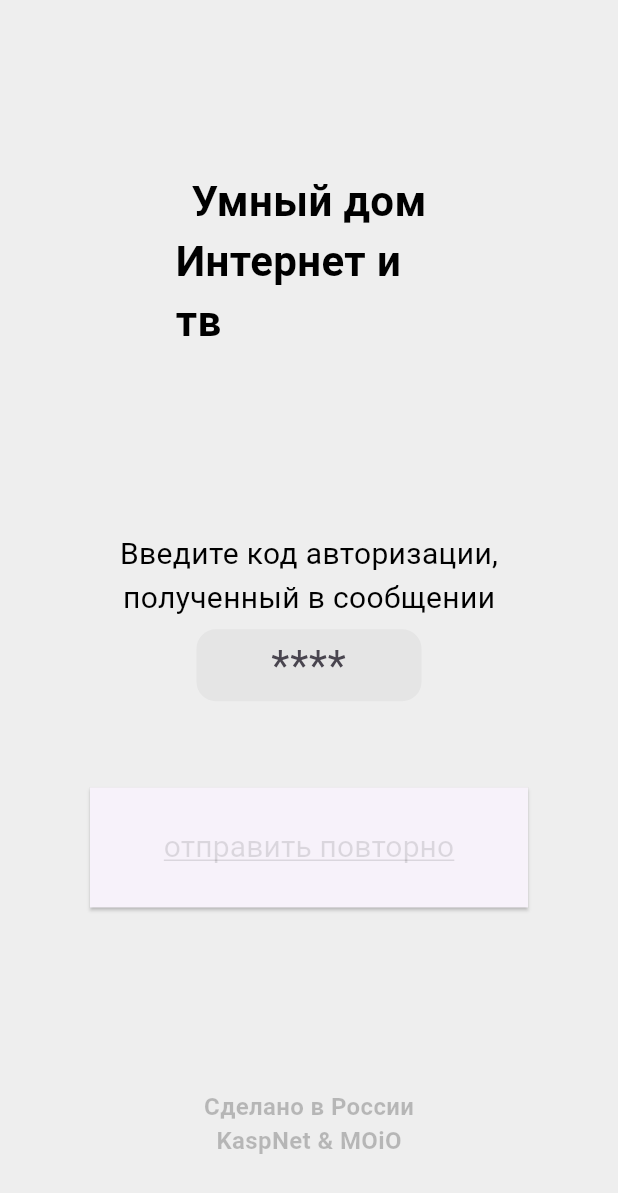
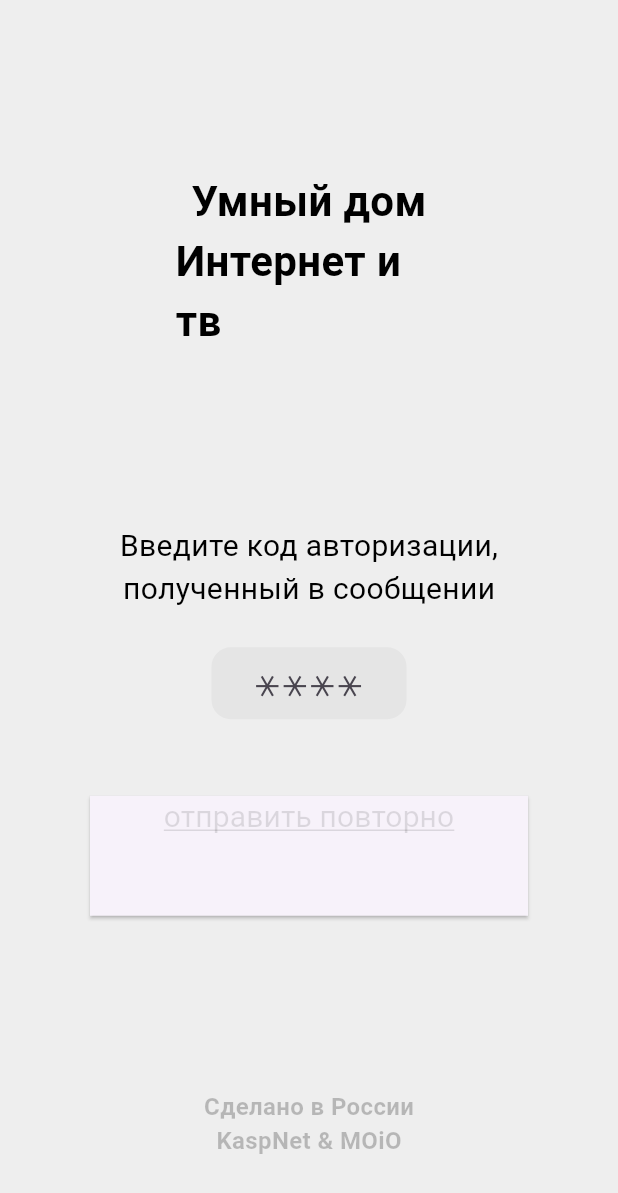
Before and after one commit to msilenkov/SmartClick, a Flutter app: the SecondSignScreen screen opened directly, on a phone screen of 412 x 824 dp. Shown: the top 1193 px of the screen. Run offline on Flutter 3.47's test engine with Material 2 defaults, Android fonts, the phone set to English and light mode, and no system bars; our stand-ins replace argon_buttons_flutter_fix, flutter_svg, mask_text_input_formatter; Roboto replaces fonts that are missing (SF Pro Rounded).

Commit message:
Правки

```diff
--- a/smart_click/lib/screens/enter_screen.dart
+++ b/smart_click/lib/screens/enter_screen.dart
@@ -30,7 +30,7 @@ class EnterScreen extends StatelessWidget {
                               disabledBackgroundColor:
                                   const Color.fromARGB(13, 0, 0, 0),
                               padding: const EdgeInsets.symmetric(
-                                  vertical: 16, horizontal: 20),
+                                  vertical: 8, horizontal: 20),
                               minimumSize: const Size(56, 38),
                               shape: const RoundedRectangleBorder(
                                   borderRadius:
@@ -46,7 +46,7 @@ class EnterScreen extends StatelessWidget {
                           style: ElevatedButton.styleFrom(
                               backgroundColor: const Color(0xFF00C14D),
                               padding: const EdgeInsets.symmetric(
-                                  vertical: 16, horizontal: 15),
+                                  vertical: 8, horizontal: 15),
                               minimumSize: const Size(0, 38),
                               shape: const RoundedRectangleBorder(
                                   borderRadius:
@@ -74,7 +74,7 @@ class EnterScreen extends StatelessWidget {
                           disabledBackgroundColor:
                               const Color.fromARGB(13, 0, 0, 0),
                           padding: const EdgeInsets.symmetric(
-                              vertical: 16, horizontal: 17),
+                              vertical: 8, horizontal: 17),
                           minimumSize: const Size(56, 38),
                           shape: const RoundedRectangleBorder(
                               borderRadius:
--- a/smart_click/lib/screens/first_sign.dart
+++ b/smart_click/lib/screens/first_sign.dart
@@ -63,7 +63,7 @@ class _FirstSignScreenState extends State<FirstSignScreen> {
               //* Основная форма ввода
               SizedBox(
                 width: 292,
-                height: 220,
+                height: 264,
                 child: Column(
                   mainAxisAlignment: MainAxisAlignment.spaceBetween,
                   children: [
@@ -85,6 +85,7 @@ class _FirstSignScreenState extends State<FirstSignScreen> {
                                 fontSize: 20))
                       ],
                     ),
+                    SizedBox(height: 24),
                     //*  Поле для ввода
                     SizedBox(
                       width: 295,
@@ -134,6 +135,7 @@ class _FirstSignScreenState extends State<FirstSignScreen> {
                         ),
                       ),
                     ),
+
                     //*  Кнопка подтверждения
 
                     ElevatedButton(
@@ -160,6 +162,7 @@ class _FirstSignScreenState extends State<FirstSignScreen> {
                               fontWeight: FontWeight.w400,
                               fontSize: 20,
                             ))),
+                    SizedBox(height: 10),
                     //* Кнопка пропуска
                     TextButton(
                         onPressed: () {},
--- a/smart_click/lib/screens/second_screen.dart
+++ b/smart_click/lib/screens/second_screen.dart
@@ -89,9 +89,8 @@ class _SecondSignScreenState extends State<SecondSignScreen> {
               //* Основная форма ввода
               SizedBox(
                 width: 292,
-                height: 250,
+                height: 261,
                 child: Column(
-                  mainAxisAlignment: MainAxisAlignment.spaceBetween,
                   children: [
                     //*  Текстовый совет
                     const Wrap(
@@ -111,15 +110,17 @@ class _SecondSignScreenState extends State<SecondSignScreen> {
                                 fontSize: 20))
                       ],
                     ),
+                    SizedBox(height: 24),
                     //*  Поле для ввода
                     SizedBox(
-                      width: 150,
+                      width: 130,
                       height: 99,
                       child: Column(
                         children: [
                           Form(
                             key: _formKey,
                             child: TextFormField(
+                              textAlignVertical: TextAlignVertical.center,
                               onEditingComplete: () {
                                 if (_formKey.currentState!.validate()) {
                                   Timer(Duration(seconds: 3), () {
@@ -141,7 +142,6 @@ class _SecondSignScreenState extends State<SecondSignScreen> {
                               },
                               inputFormatters: [maskFormatter],
                               maxLength: 4,
-                              textAlignVertical: TextAlignVertical.center,
                               textAlign: TextAlign.center,
                               style: TextStyle(
                                   fontFamily: "SF Pro Rounded",
@@ -187,10 +187,10 @@ class _SecondSignScreenState extends State<SecondSignScreen> {
                                   errorStyle: const TextStyle(
                                     fontSize: 0,
                                   ),
-                                  hintText: '****',
+                                  hintText: '⚹⚹⚹⚹',
                                   hintStyle: const TextStyle(
-                                      fontFamily: "SF Pro Rounded",
-                                      fontWeight: FontWeight.w400,
+                                      // fontFamily: "SF Pro Rounded",
+                                      fontWeight: FontWeight.w500,
                                       fontSize: 28)),
                               validator: (value) {
                                 if (value == "0000") {
@@ -243,6 +243,8 @@ class _SecondSignScreenState extends State<SecondSignScreen> {
                       height: 80,
                       width: MediaQuery.of(context).size.width * 1,
                       minWidth: MediaQuery.of(context).size.width * 0.7,
+                      child: Align(
+                        alignment: Alignment.topCenter,
                         child: const Text(
                           "отправить повторно",
                           style: TextStyle(
@@ -252,6 +254,7 @@ class _SecondSignScreenState extends State<SecondSignScreen> {
                               color: Color.fromARGB(30, 0, 0, 0),
                               fontSize: 20,
                               fontWeight: FontWeight.w400),
+                        ),
                       ),
                       loader: (timeLeft) {
                         return Column(
```
Lines whose indentation alone changed are shown as unchanged.
